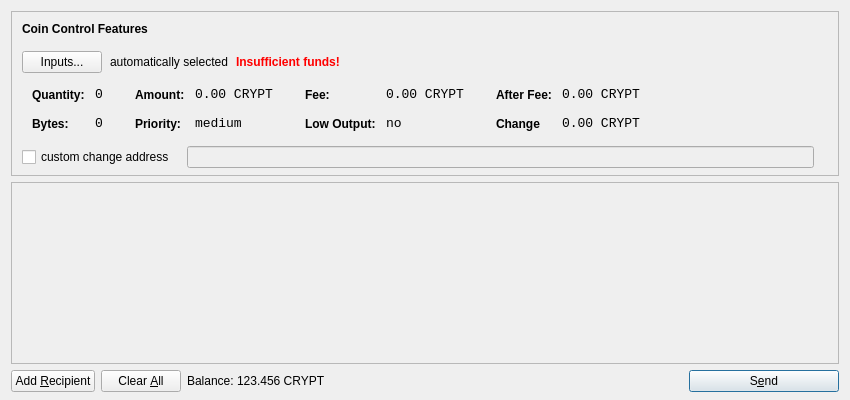
Old version of the form src/qt/forms/sendcoinsdialog.ui in the repository nuggetbram/apples.
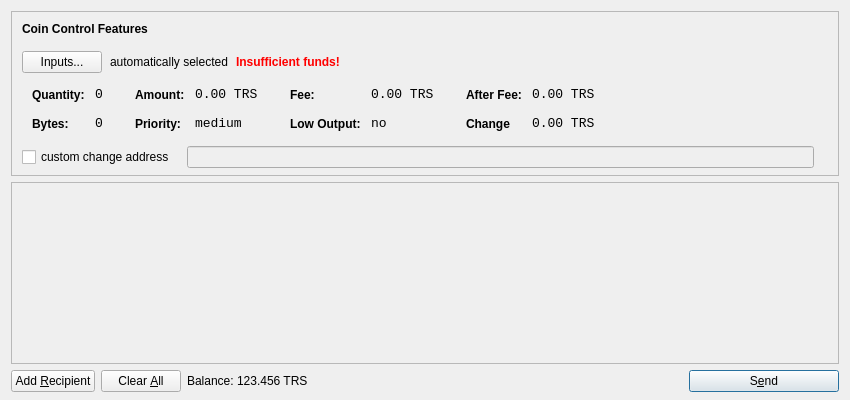
New version of the form. Icons and pictures are not drawn.

The edit to the form file:
```diff
--- a/src/qt/forms/sendcoinsdialog.ui
+++ b/src/qt/forms/sendcoinsdialog.ui
@@ -321,7 +321,7 @@
                   <enum>Qt::ActionsContextMenu</enum>
                  </property>
                  <property name="text">
-                  <string>0.00 CRYPT</string>
+                  <string>0.00 TRS</string>
                  </property>
                  <property name="textInteractionFlags">
                   <set>Qt::LinksAccessibleByMouse|Qt::TextSelectableByKeyboard|Qt::TextSelectableByMouse</set>
@@ -407,7 +407,7 @@
                   <enum>Qt::ActionsContextMenu</enum>
                  </property>
                  <property name="text">
-                  <string>0.00 CRYPT</string>
+                  <string>0.00 TRS</string>
                  </property>
                  <property name="textInteractionFlags">
                   <set>Qt::LinksAccessibleByMouse|Qt::TextSelectableByKeyboard|Qt::TextSelectableByMouse</set>
@@ -493,7 +493,7 @@
                   <enum>Qt::ActionsContextMenu</enum>
                  </property>
                  <property name="text">
-                  <string>0.00 CRYPT</string>
+                  <string>0.00 TRS</string>
                  </property>
                  <property name="textInteractionFlags">
                   <set>Qt::LinksAccessibleByMouse|Qt::TextSelectableByKeyboard|Qt::TextSelectableByMouse</set>
@@ -525,7 +525,7 @@
                   <enum>Qt::ActionsContextMenu</enum>
                  </property>
                  <property name="text">
-                  <string>0.00 CRYPT</string>
+                  <string>0.00 TRS</string>
                  </property>
                  <property name="textInteractionFlags">
                   <set>Qt::LinksAccessibleByMouse|Qt::TextSelectableByKeyboard|Qt::TextSelectableByMouse</set>
@@ -732,7 +732,7 @@
           <cursorShape>IBeamCursor</cursorShape>
          </property>
          <property name="text">
-          <string>123.456 CRYPT</string>
+          <string>123.456 TRS</string>
          </property>
          <property name="textInteractionFlags">
           <set>Qt::LinksAccessibleByMouse|Qt::TextSelectableByKeyboard|Qt::TextSelectableByMouse</set>
```
